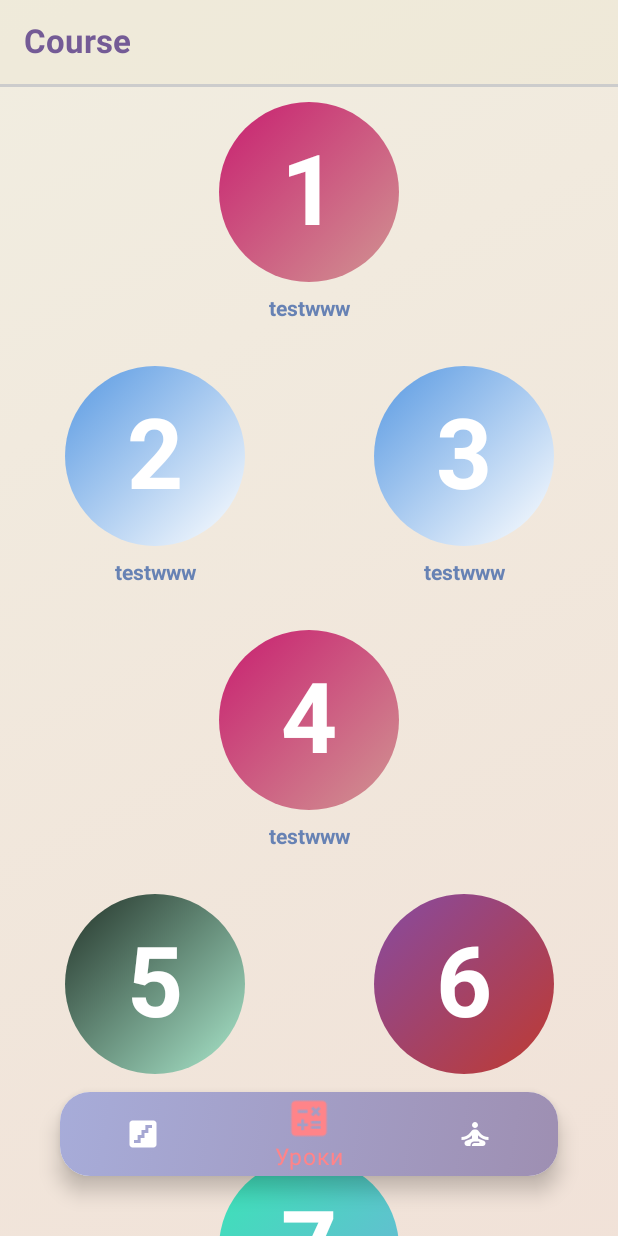
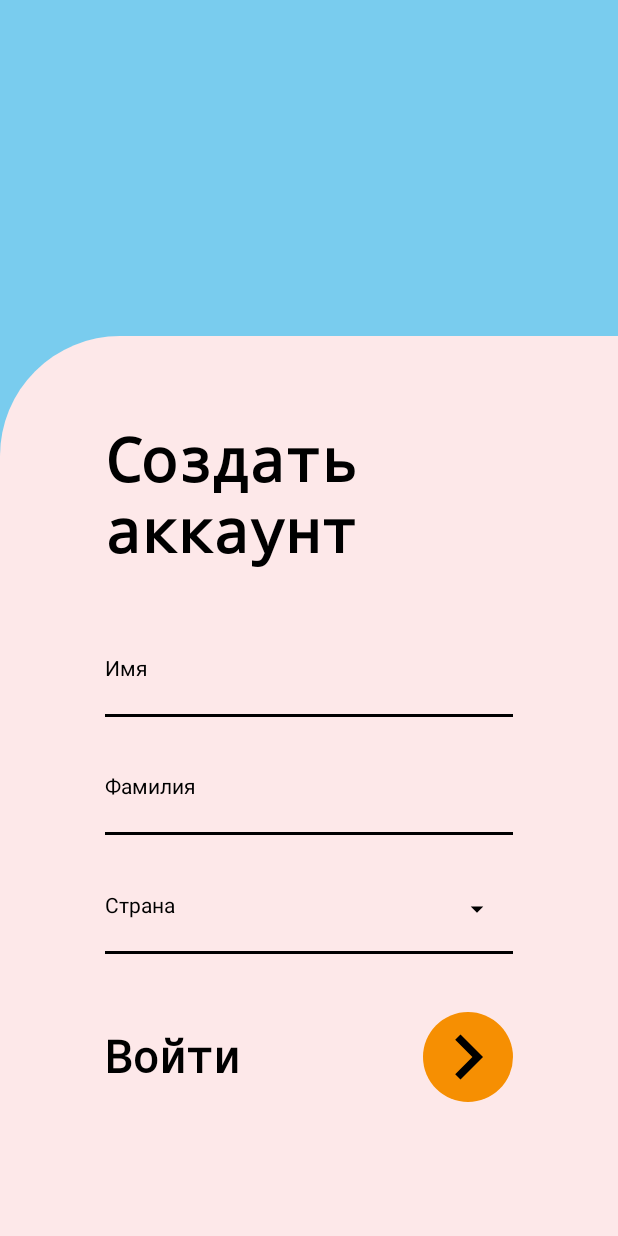
Before and after one commit to Pirajok168/Math_Training, an Android app built with Jetpack Compose: the screen it shows after launch (MainActivity), on a phone screen of 412 x 824 dp. Run offline under Robolectric (Android 15) with nearby library versions, the phone set to English and light mode, and no system bars; our stand-ins replace Dagger/Hilt's generated code, Room's generated code, accompanist, livedata-compose; 2 statements that could not run were skipped.

Commit message:
Экран создать аккаунт готов

```diff
--- a/app/build.gradle
+++ b/app/build.gradle
@@ -97,4 +97,6 @@ dependencies {
     implementation("androidx.hilt:hilt-navigation-compose:1.0.0")
     kapt("androidx.hilt:hilt-compiler:1.0.0")
 
+    implementation "com.google.accompanist:accompanist-insets:0.24.5-alpha"
+
 }
--- a/app/src/main/AndroidManifest.xml
+++ b/app/src/main/AndroidManifest.xml
@@ -13,7 +13,7 @@
         android:supportsRtl="true"
         android:theme="@style/Theme.MathTraining">
         <activity
-
+            android:windowSoftInputMode="adjustResize"
             android:name=".MainActivity"
             android:exported="true"
             android:label="@string/app_name"
--- a/app/src/main/java/com/example/mathtraining/MainActivity.kt
+++ b/app/src/main/java/com/example/mathtraining/MainActivity.kt
@@ -28,6 +28,7 @@ import androidx.compose.ui.text.font.FontWeight
 import androidx.compose.ui.unit.Dp
 import androidx.compose.ui.unit.dp
 import androidx.compose.ui.unit.sp
+import androidx.core.content.getSystemService
 import androidx.hilt.navigation.compose.hiltViewModel
 import androidx.navigation.NavDestination.Companion.hierarchy
 import androidx.navigation.NavGraph.Companion.findStartDestination
@@ -39,11 +40,9 @@ import androidx.navigation.compose.rememberNavController
 import com.example.mathtraining.math.theme.*
 import com.example.mathtraining.nav.LabelScreens
 import com.example.mathtraining.nav.Screens
-import com.example.mathtraining.screens.Lessons
-import com.example.mathtraining.screens.Profile
-import com.example.mathtraining.screens.Settings
-import com.example.mathtraining.screens.Statistic
+import com.example.mathtraining.screens.*
 import com.example.mathtraining.viewmodel.WorkManagerViewModel
+import com.google.accompanist.insets.ProvideWindowInsets
 import com.google.accompanist.systemuicontroller.rememberSystemUiController
 
 const val ENABLE_NOTIFICATION = "enable_notification"
@@ -100,12 +99,18 @@ class MainActivity : ComponentActivity() {
                 val systemUiController = rememberSystemUiController()
                 SideEffect {
                     systemUiController.setSystemBarsColor(
-                        color = if(isNightMode.value) baseDarkPalette.backgroundTobBarColor else baseLightPalette.backgroundTobBarColor ,
+                        //color = if(isNightMode.value) baseDarkPalette.backgroundTobBarColor else baseLightPalette.backgroundTobBarColor ,
+                        color = baseDarkPalette.backgroundCreateAccount ,
                         darkIcons = true
                     )
 
+                    systemUiController.setNavigationBarColor(
+                        color = baseLightPalette.backgroundInputSurface
+                    )
 
                 }
+
+
                 Surface(color = MathTheme.colors.backgroundColor[0]) {
                     ScreenNavigation(
                         onChooseLocale = {
@@ -144,7 +149,11 @@ fun ScreenNavigation(
 ) {
     val navHostController = rememberNavController()
 
-    NavHost(navController = navHostController, startDestination = Screens.MainScreen.route){
+    NavHost(navController = navHostController, startDestination = Screens.CreateAccount.route){
+        composable(Screens.CreateAccount.route){
+            CreateAccount()
+        }
+
         composable(Screens.MainScreen.route){
             ScreenContent(
                 onMenuScreen={
--- a/app/src/main/java/com/example/mathtraining/math/theme/Color.kt
+++ b/app/src/main/java/com/example/mathtraining/math/theme/Color.kt
@@ -34,7 +34,12 @@ val baseLightPalette = MathColor(
     headerColorSetting=Color(0xFF46365C),
 
     backgroundTobBarColor= Color(0x54E9E2CB),
-    colorDivider =   Color.LightGray
+    colorDivider =   Color.LightGray,
+
+    backgroundCreateAccount = Color(0xFF79CCEE),
+    backgroundInputSurface =  Color(0xFFFDE8E9),
+    focusedInputColor = Color(0xFFF68F02),
+    buttonColorRegistr= Color(0xFFF68F02),
 )
 
 val baseDarkPalette = baseLightPalette.copy(
--- a/app/src/main/java/com/example/mathtraining/math/theme/Local.kt
+++ b/app/src/main/java/com/example/mathtraining/math/theme/Local.kt
@@ -22,7 +22,14 @@ val enLocal = Localization(
     changeCourse = R.string.changeCourse,
     applicationSettings = R.string.applicationSettings,
     accountSettings = R.string.accountSettings,
-    localeApp = LocaleApp.English
+    localeApp = LocaleApp.English,
+    titleCreateAccount = R.string.titleCreateAccount,
+    inputName = R.string.inputName,
+    inputSurname= R.string.surname,
+    inputCountry = R.string.country,
+    register = R.string.register,
+    countryUsa = R.string.inputCountry,
+    countryRussia= R.string.countryRussia
 )
 
 val ruLocal = Localization(
@@ -38,5 +45,12 @@ val ruLocal = Localization(
     changeCourse = R.string.ruChangeCourse,
     applicationSettings = R.string.ruApplicationSettings,
     accountSettings = R.string.ruAccountSettings,
-    localeApp = LocaleApp.Russian
+    localeApp = LocaleApp.Russian,
+    titleCreateAccount = R.string.ruRitleCreateAccount,
+    inputName = R.string.ruInputName,
+    inputSurname= R.string.ruSurname,
+    inputCountry = R.string.tuCountry,
+    register = R.string.ruRegister,
+    countryUsa = R.string.ruInputCountry,
+    countryRussia= R.string.ruCountryRussia
 )
--- a/app/src/main/java/com/example/mathtraining/math/theme/MathCommon.kt
+++ b/app/src/main/java/com/example/mathtraining/math/theme/MathCommon.kt
@@ -30,6 +30,11 @@ data class MathColor(
     val headerColorSetting: Color,
     val backgroundTobBarColor: Color,
     val colorDivider: Color,
+    val backgroundCreateAccount: Color,
+    val backgroundInputSurface: Color,
+    val focusedInputColor: Color,
+    val buttonColorRegistr: Color,
+
 
 )
 
@@ -47,7 +52,17 @@ data class Localization(
     val changeCourse: Int,
     val applicationSettings: Int,
     val accountSettings: Int,
-    val localeApp: LocaleApp
+    val localeApp: LocaleApp,
+    val titleCreateAccount: Int,
+    val inputName: Int,
+    val inputSurname: Int,
+    val inputCountry: Int,
+    val register: Int,
+    val countryUsa: Int,
+    val countryRussia: Int,
+
+
+
 )
 
 object MathTheme{
--- a/app/src/main/java/com/example/mathtraining/math/theme/Theme.kt
+++ b/app/src/main/java/com/example/mathtraining/math/theme/Theme.kt
@@ -36,6 +36,7 @@ fun MainTheme(
         }
 
     }
+
     val rippleIndication = rememberRipple()
 
     CompositionLocalProvider(
--- a/app/src/main/java/com/example/mathtraining/nav/Screens.kt
+++ b/app/src/main/java/com/example/mathtraining/nav/Screens.kt
@@ -19,4 +19,5 @@ sealed class Screens(val route: String,  val label: LabelScreens?, @DrawableRes
 
     object Settings: Screens("settings", LabelScreens.Settings, R.drawable.ic_baseline_settings_24)
     object MainScreen: Screens("mainScreen", null, null)
+    object CreateAccount: Screens("createAccount", null, null)
 }
--- /dev/null
+++ b/app/src/main/java/com/example/mathtraining/screens/CreateAccount.kt
@@ -0,0 +1,265 @@
+package com.example.mathtraining.screens
+
+import android.util.Log
+import androidx.annotation.StringRes
+import androidx.compose.animation.AnimatedVisibility
+import androidx.compose.animation.animateColorAsState
+import androidx.compose.animation.core.*
+import androidx.compose.animation.fadeIn
+import androidx.compose.animation.fadeOut
+import androidx.compose.foundation.layout.*
+import androidx.compose.foundation.shape.CircleShape
+import androidx.compose.foundation.shape.RoundedCornerShape
+import androidx.compose.foundation.text.BasicTextField
+import androidx.compose.foundation.text.KeyboardActions
+import androidx.compose.foundation.text.KeyboardOptions
+import androidx.compose.material.*
+import androidx.compose.material.icons.Icons
+import androidx.compose.material.icons.filled.ArrowDropDown
+import androidx.compose.material.icons.filled.KeyboardArrowRight
+import androidx.compose.runtime.Composable
+import androidx.compose.runtime.getValue
+import androidx.compose.runtime.mutableStateOf
+import androidx.compose.runtime.remember
+import androidx.compose.ui.Alignment
+import androidx.compose.ui.ExperimentalComposeUiApi
+import androidx.compose.ui.Modifier
+import androidx.compose.ui.draw.drawBehind
+import androidx.compose.ui.draw.rotate
+import androidx.compose.ui.focus.FocusDirection
+import androidx.compose.ui.focus.onFocusChanged
+import androidx.compose.ui.geometry.Offset
+import androidx.compose.ui.graphics.Color
+import androidx.compose.ui.platform.LocalFocusManager
+import androidx.compose.ui.platform.LocalSoftwareKeyboardController
+import androidx.compose.ui.res.stringResource
+import androidx.compose.ui.text.font.FontFamily
+import androidx.compose.ui.text.font.FontWeight
+import androidx.compose.ui.text.input.ImeAction
+import androidx.compose.ui.unit.dp
+import androidx.compose.ui.unit.sp
+import androidx.lifecycle.viewmodel.compose.viewModel
+import com.example.mathtraining.R
+import com.example.mathtraining.math.theme.MathTheme
+import com.example.mathtraining.math.theme.baseLightPalette
+import com.example.mathtraining.viewmodel.CreateAccountViewModel
+import com.google.accompanist.insets.LocalWindowInsets
+
+@Composable
+fun CreateAccount() {
+    Scaffold(
+        backgroundColor = MathTheme.colors.backgroundCreateAccount,
+    ) {
+        BackgroundForInput()
+    }
+}
+
+@Composable
+fun BackgroundForInput() {
+
+
+    val viewModelCreateAccount: CreateAccountViewModel = viewModel()
+
+    val country = viewModelCreateAccount.selectedCountry
+    val name = viewModelCreateAccount.nameUser
+    val surname = viewModelCreateAccount.surnameUser
+
+
+
+    Box(modifier = Modifier.fillMaxSize(), contentAlignment = Alignment.BottomEnd){
+        Surface(
+            color = MathTheme.colors.backgroundInputSurface,
+            modifier = Modifier
+                .size(600.dp),
+            shape = RoundedCornerShape(topStart = 80.dp)
+        ) {
+            Column(
+                modifier = Modifier.padding(horizontal = 70.dp, vertical = 60.dp)
+            ){
+                Text(
+                    text = stringResource(id = MathTheme.localization.titleCreateAccount),
+                    fontWeight = FontWeight.ExtraBold,
+                    fontSize = 40.sp,
+                    fontFamily = FontFamily.Monospace
+                )
+
+
+                Column(
+                    modifier= Modifier
+                        .fillMaxHeight()
+                        .padding(top = 30.dp),
+                    verticalArrangement = Arrangement.SpaceAround,
+
+                ) {
+
+                    Input(
+                        name.value,
+                        MathTheme.localization.inputName,
+                        onChangeInput={
+                            viewModelCreateAccount.nameUser.value = it
+                        }
+                    )
+
+                    Input(
+                        surname.value,
+                        MathTheme.localization.inputSurname,
+                        onChangeInput={
+                            viewModelCreateAccount.surnameUser.value = it
+                        }
+                    )
+
+                    Input(
+                        country.value,
+                        MathTheme.localization.inputCountry,
+                        onChangeInput={
+                            viewModelCreateAccount.selectedCountry.value = it
+                        }
+                    )
+
+                    Row(
+                        modifier=Modifier.fillMaxWidth(),
+                        horizontalArrangement = Arrangement.SpaceBetween,
+                        verticalAlignment = Alignment.CenterVertically
+                    ) {
+
+                        Text(
+                            text = stringResource(id = MathTheme.localization.register),
+                            fontSize = 30.sp,
+                            fontFamily = FontFamily.Monospace,
+                            fontWeight = FontWeight.Bold
+                        )
+
+                        Surface(
+                            shape = CircleShape,
+                            color = MathTheme.colors.buttonColorRegistr,
+                            modifier = Modifier.size(60.dp)
+                        ) {
+                            Icon(
+                                imageVector = Icons.Filled.KeyboardArrowRight,
+                                contentDescription = ""
+                            )
+                        }
+                    }
+                }
+            }
+        }
+    }
+}
+
+@OptIn(ExperimentalComposeUiApi::class)
+@Composable
+fun Input(
+    value: String,
+    @StringRes label: Int,
+    onChangeInput: (newValue: String) -> Unit
+) {
+    val colorLine = remember {
+        mutableStateOf(Color.Black)
+    }
+
+    val isVisible = remember {
+        mutableStateOf(false)
+    }
+
+    val color by animateColorAsState(
+        targetValue = if(!isVisible.value) Color.Black else baseLightPalette.focusedInputColor,
+        animationSpec = tween(150   , easing = LinearEasing),
+    )
+
+    val expanded = remember {
+        mutableStateOf(false)
+    }
+
+    val rotate by animateFloatAsState(
+        targetValue = if (!expanded.value) 0f else 180f,
+        animationSpec = tween(500   , easing = LinearEasing),
+    )
+
+
+
+    val focusManager = LocalFocusManager.current
+    val keyboardController = LocalSoftwareKeyboardController.current
+    val countryRu = stringResource(id = MathTheme.localization.countryRussia)
+    val countryUSA = stringResource(id = MathTheme.localization.countryUsa)
+
+    BasicTextField(
+        value = value,
+        onValueChange = { onChangeInput(it) },
+        maxLines = 1,
+        readOnly = label == MathTheme.localization.inputCountry,
+        decorationBox = {
+                innerTextField ->
+
+            Row(modifier = Modifier
+                .fillMaxWidth()
+                .height(20.dp)
+                .drawBehind {
+                    val strokeWidth = 2 * density
+                    val y = size.height - strokeWidth / 2 + 30
+                    drawLine(
+                        color = color,
+                        Offset(0f, y),
+                        Offset(size.width, y),
+                        strokeWidth
+                    )
+                },
+
+            ) {
+
+                if (value.isEmpty()){
+                    Text(text = stringResource(id = label), color = colorLine.value)
+                }
+                if(label == MathTheme.localization.inputCountry){
+                    Box(modifier = Modifier.fillMaxWidth(),
+                        contentAlignment = Alignment.CenterEnd){
+                        IconButton(onClick = { expanded.value = !expanded.value }) {
+                            Icon(
+                                imageVector = Icons.Filled.ArrowDropDown,
+                                contentDescription = "",
+                                modifier = Modifier.rotate(rotate)
+                            )
+                            DropdownMenu(
+                                expanded = expanded.value,
+                                onDismissRequest = { /*TODO*/ }
+                            ) {
+                                DropdownMenuItem(onClick = {
+                                    focusManager.clearFocus()
+                                    onChangeInput(countryRu)
+                                    expanded.value = false
+                                }) {
+
+                                    Text(text = countryRu)
+                                }
+                                DropdownMenuItem(onClick = {
+                                    focusManager.clearFocus()
+                                    onChangeInput(countryUSA)
+                                    expanded.value = false
+                                }) {
+                                    Text(text = countryUSA)
+                                }
+                            }
+                        }
+                    }
+                }
+            }
+            innerTextField()
+        },
+        modifier = Modifier
+            .onFocusChanged {
+                expanded.value = it.isFocused
+                isVisible.value = it.isFocused
+            },
+        keyboardOptions= KeyboardOptions(imeAction = if(label==MathTheme.localization.inputCountry) ImeAction.Done else ImeAction.Next),
+        keyboardActions = KeyboardActions(
+            onDone = {
+                keyboardController?.hide()
+                focusManager.clearFocus()
+            },
+
+            onNext = {
+                focusManager.moveFocus(FocusDirection.Down)
+            }
+        )
+
+    )
+}
--- /dev/null
+++ b/app/src/main/java/com/example/mathtraining/viewmodel/CreateAccountViewModel.kt
@@ -0,0 +1,11 @@
+package com.example.mathtraining.viewmodel
+
+import androidx.compose.runtime.MutableState
+import androidx.compose.runtime.mutableStateOf
+import androidx.lifecycle.ViewModel
+
+class CreateAccountViewModel: ViewModel() {
+    val selectedCountry: MutableState<String> = mutableStateOf("")
+    val nameUser: MutableState<String> = mutableStateOf("")
+    val surnameUser: MutableState<String> = mutableStateOf("")
+}
--- a/app/src/main/res/values/strings.xml
+++ b/app/src/main/res/values/strings.xml
@@ -26,6 +26,20 @@
     <string name="ruAccountSettings">Настройки аккаунта</string>
     <string name="channel_name">Уведомления</string>
     <string name="channel_description">Уведомление о занятиях</string>
+    <string name="titleCreateAccount">Create account</string>
+    <string name="ruRitleCreateAccount">Создать аккаунт</string>
+    <string name="inputName">Name</string>
+    <string name="ruInputName">Имя</string>
+    <string name="surname">Surname</string>
+    <string name="ruSurname">Фамилия</string>
+    <string name="country">Country</string>
+    <string name="tuCountry">Страна</string>
+    <string name="register">Sign in</string>
+    <string name="ruRegister">Войти</string>
+    <string name="inputCountry">USA</string>
+    <string name="ruInputCountry">США</string>
+    <string name="countryRussia">Russia</string>
+    <string name="ruCountryRussia">Россия</string>
 
 
     <string-array name="courser">
```
